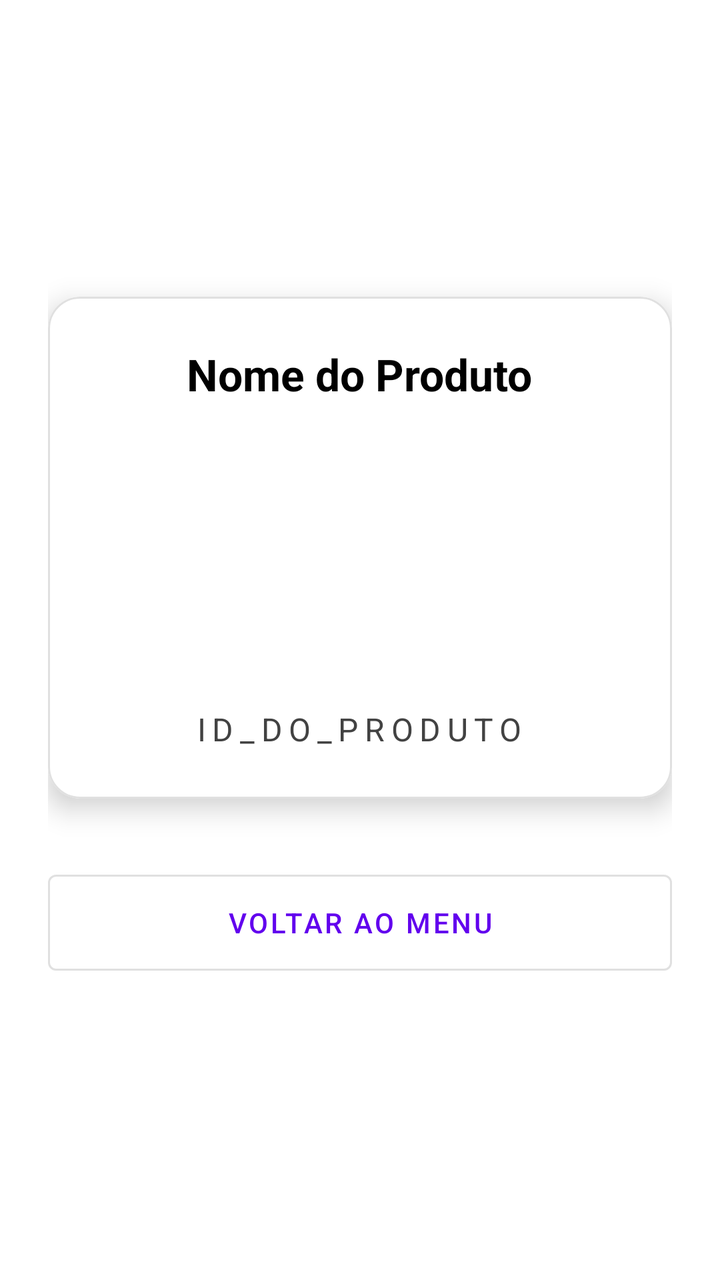
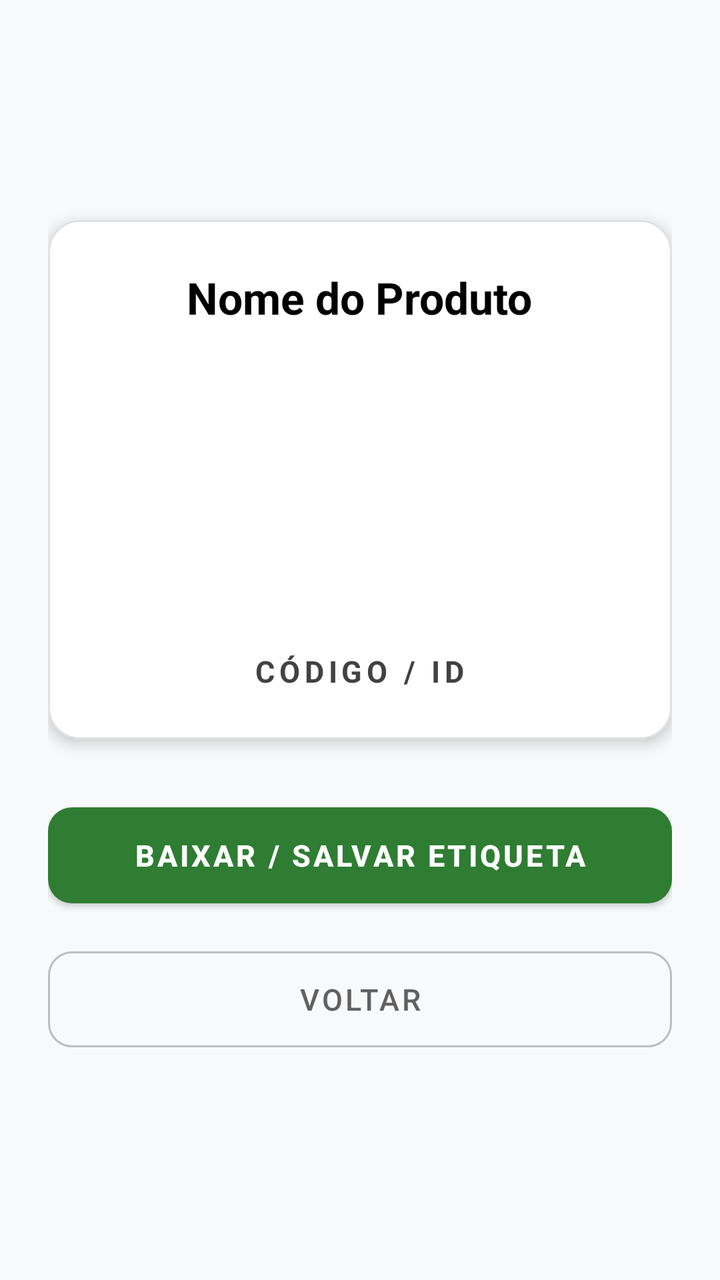

The first picture is an Android layout as it rendered before a commit; the second is the same layout after the commit. The layout source and the unified diff follow.
<!-- AndroidManifest.xml: application theme Theme.MaterialComponents.Light.NoActionBar -->
<!-- res/layout/activity_codigo_barras.xml -->
<?xml version="1.0" encoding="utf-8"?>
<LinearLayout xmlns:android="http://schemas.android.com/apk/res/android"
    xmlns:app="http://schemas.android.com/apk/res-auto"
    android:layout_width="match_parent"
    android:layout_height="match_parent"
    android:orientation="vertical"
    android:gravity="center"
    android:padding="24dp"
    android:background="#FFFFFF">

    
    <com.google.android.material.card.MaterialCardView
        android:layout_width="match_parent"
        android:layout_height="wrap_content"
        app:cardCornerRadius="16dp"
        app:cardElevation="8dp"
        app:strokeWidth="1dp"
        app:strokeColor="#E0E0E0">

        <LinearLayout
            android:layout_width="match_parent"
            android:layout_height="wrap_content"
            android:orientation="vertical"
            android:padding="24dp"
            android:gravity="center">

            
            <TextView
                android:id="@+id/txtEtiquetaNome"
                android:layout_width="wrap_content"
                android:layout_height="wrap_content"
                android:text="Nome do Produto"
                android:textSize="22sp"
                android:textStyle="bold"
                android:textColor="#000000"
                android:layout_marginBottom="24dp"
                android:textAlignment="center"/>

            
            <ImageView
                android:id="@+id/imgCodigoBarras"
                android:layout_width="match_parent"
                android:layout_height="120dp"
                android:scaleType="fitXY"
                android:layout_marginBottom="8dp"/>

            
            <TextView
                android:id="@+id/txtEtiquetaId"
                android:layout_width="wrap_content"
                android:layout_height="wrap_content"
                android:text="ID_DO_PRODUTO"
                android:textSize="16sp"
                android:letterSpacing="0.2"
                android:textColor="#424242"/>

        </LinearLayout>
    </com.google.android.material.card.MaterialCardView>

    <com.google.android.material.button.MaterialButton
        android:id="@+id/btnVoltarEstoque"
        style="@style/Widget.MaterialComponents.Button.OutlinedButton"
        android:layout_width="match_parent"
        android:layout_height="60dp"
        android:text="VOLTAR AO MENU"
        android:layout_marginTop="32dp"/>

</LinearLayout>
<!-- resources referenced by this layout -->
<resources>

</resources>

<!-- the commit's change to res/layout/activity_codigo_barras.xml (unified diff, before → after) -->
@@ -6,16 +6,18 @@
     android:orientation="vertical"
     android:gravity="center"
     android:padding="24dp"
-    android:background="#FFFFFF">
+    android:background="#F8F9FA">
 
     
     <com.google.android.material.card.MaterialCardView
+        android:id="@+id/cardEtiqueta"
         android:layout_width="match_parent"
         android:layout_height="wrap_content"
         app:cardCornerRadius="16dp"
-        app:cardElevation="8dp"
+        app:cardElevation="4dp"
         app:strokeWidth="1dp"
-        app:strokeColor="#E0E0E0">
+        app:strokeColor="#E0E0E0"
+        app:cardBackgroundColor="#FFFFFF">
 
         <LinearLayout
             android:layout_width="match_parent"
@@ -24,7 +26,6 @@
             android:padding="24dp"
             android:gravity="center">
 
-            
             <TextView
                 android:id="@+id/txtEtiquetaNome"
                 android:layout_width="wrap_content"
@@ -33,36 +34,53 @@
                 android:textSize="22sp"
                 android:textStyle="bold"
                 android:textColor="#000000"
-                android:layout_marginBottom="24dp"
+                android:layout_marginBottom="20dp"
                 android:textAlignment="center"/>
 
-            
             <ImageView
                 android:id="@+id/imgCodigoBarras"
                 android:layout_width="match_parent"
-                android:layout_height="120dp"
+                android:layout_height="130dp"
                 android:scaleType="fitXY"
-                android:layout_marginBottom="8dp"/>
+                android:layout_marginBottom="12dp"
+                android:contentDescription="Código de Barras"/>
 
-            
             <TextView
                 android:id="@+id/txtEtiquetaId"
                 android:layout_width="wrap_content"
                 android:layout_height="wrap_content"
-                android:text="ID_DO_PRODUTO"
-                android:textSize="16sp"
-                android:letterSpacing="0.2"
+                android:text="CÓDIGO / ID"
+                android:textSize="15sp"
+                android:letterSpacing="0.15"
+                android:textStyle="bold"
                 android:textColor="#424242"/>
 
         </LinearLayout>
     </com.google.android.material.card.MaterialCardView>
 
+    
+    <com.google.android.material.button.MaterialButton
+        android:id="@+id/btnBaixarImagem"
+        android:layout_width="match_parent"
+        android:layout_height="60dp"
+        android:text="BAIXAR / SALVAR ETIQUETA"
+        android:textSize="15sp"
+        android:textStyle="bold"
+        app:cornerRadius="12dp"
+        app:backgroundTint="#2E7D32"
+        android:layout_marginTop="28dp"/>
+
+    
     <com.google.android.material.button.MaterialButton
         android:id="@+id/btnVoltarEstoque"
         style="@style/Widget.MaterialComponents.Button.OutlinedButton"
         android:layout_width="match_parent"
         android:layout_height="60dp"
-        android:text="VOLTAR AO MENU"
-        android:layout_marginTop="32dp"/>
+        android:text="VOLTAR"
+        android:textSize="15sp"
+        android:textColor="#616161"
+        app:strokeColor="#BDBDBD"
+        app:cornerRadius="12dp"
+        android:layout_marginTop="12dp"/>
 
 </LinearLayout>
